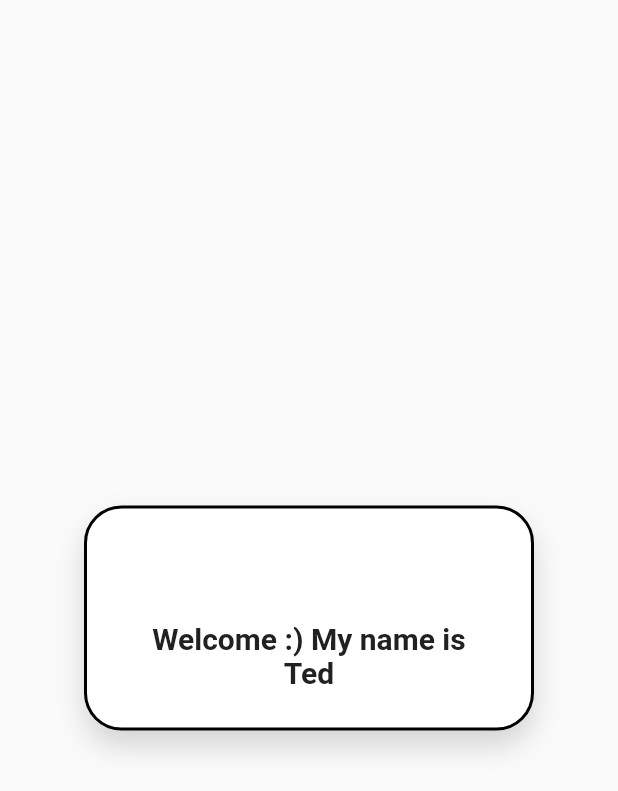
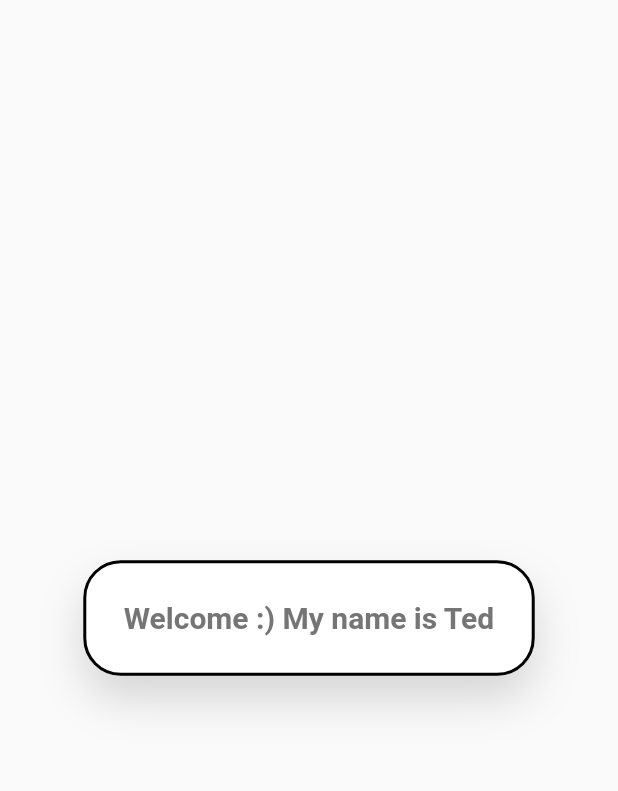
Before and after one commit to tedjkamau/Flutter_Portfolio, a Flutter app: the screen it shows after launch, on a phone screen of 412 x 824 dp. Shown: the top 791 px of the screen. Run offline on Flutter 3.47's test engine with Material 2 defaults, Android fonts, the phone set to English and light mode, and no system bars.

Commit message:
Learn structuring, container and padding, text manipulation

```diff
--- a/my_portfolio/lib/pages/home/home_page.dart
+++ b/my_portfolio/lib/pages/home/home_page.dart
@@ -8,32 +8,32 @@ class HomePage extends StatelessWidget {
   Widget build(BuildContext context) {
     return Scaffold(
         body: Center(
-          child: Container(
-        width: 300,
-        height: 150,
+            child: Padding(
       //Add equal padding to all sides,
       padding: const EdgeInsets.all(25.0),
-        alignment: Alignment.bottomCenter,
+      child: Container(
+          padding: const EdgeInsets.all(25.0),
           decoration: BoxDecoration(
             color: Colors.white,
             boxShadow: [
               BoxShadow(
                 color: Colors.black.withOpacity(.15),
-              offset: Offset(0, 10),
-              blurRadius: 15,
+                offset: const Offset(0, 15),
+                blurRadius: 25,
               )
             ],
             borderRadius: BorderRadius.circular(25),
             border: Border.all(color: Colors.black, width: 2),
           ),
-        child: Text("Welcome :) My name is Ted",
-        textAlign: TextAlign.center,//Text Alignment
-        style:TextStyle(color: Colors.grey.shade900,//Add color to the text
-                        fontSize: 20,//Font Size
-                        fontWeight: FontWeight.bold//Font Weight
-                        ),//Text style
+          child: Text(
+            "Welcome :) My name is Ted",
+            textAlign: TextAlign.center, //Text Alignment
+            style: TextStyle(
+                color: Colors.grey.shade600, //Add color to the text
+                fontSize: 20, //Font Size
+                fontWeight: FontWeight.bold //Font Weight
+                ), //Text style
           )),
-    )
-    );
+    )));
   }
 }
```
Lines whose indentation alone changed are shown as unchanged.
